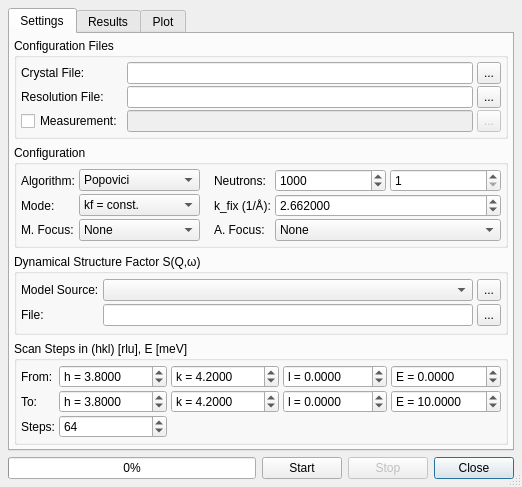
t-weber/takin, file ui/monteconvo.ui: the form before one commit.
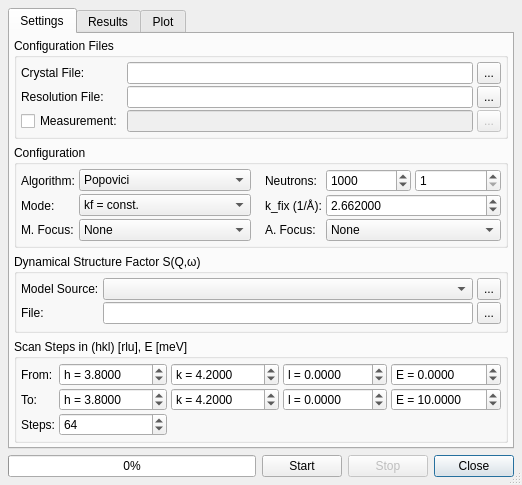
The form after the commit. Custom widgets are drawn as their Qt base class.

The edit to the form file:
```diff
--- a/ui/monteconvo.ui
+++ b/ui/monteconvo.ui
@@ -6,8 +6,8 @@
    <rect>
     <x>0</x>
     <y>0</y>
-    <width>443</width>
-    <height>487</height>
+    <width>439</width>
+    <height>484</height>
    </rect>
   </property>
   <property name="windowTitle">
@@ -427,6 +427,12 @@
           </item>
           <item row="2" column="1">
            <widget class="QComboBox" name="comboFocMono">
+            <property name="sizePolicy">
+             <sizepolicy hsizetype="Preferred" vsizetype="Fixed">
+              <horstretch>2</horstretch>
+              <verstretch>0</verstretch>
+             </sizepolicy>
+            </property>
             <item>
              <property name="text">
               <string>None</string>
@@ -451,6 +457,12 @@
           </item>
           <item row="0" column="1">
            <widget class="QComboBox" name="comboAlgo">
+            <property name="sizePolicy">
+             <sizepolicy hsizetype="Preferred" vsizetype="Fixed">
+              <horstretch>2</horstretch>
+              <verstretch>0</verstretch>
+             </sizepolicy>
+            </property>
             <property name="currentIndex">
              <number>1</number>
             </property>
@@ -473,6 +485,12 @@
           </item>
           <item row="1" column="1">
            <widget class="QComboBox" name="comboFixedK">
+            <property name="sizePolicy">
+             <sizepolicy hsizetype="Preferred" vsizetype="Fixed">
+              <horstretch>2</horstretch>
+              <verstretch>0</verstretch>
+             </sizepolicy>
+            </property>
             <property name="currentIndex">
              <number>1</number>
             </property>
@@ -512,7 +530,7 @@
            <widget class="QSpinBox" name="spinNeutrons">
             <property name="sizePolicy">
              <sizepolicy hsizetype="Preferred" vsizetype="Fixed">
-              <horstretch>0</horstretch>
+              <horstretch>1</horstretch>
               <verstretch>0</verstretch>
              </sizepolicy>
             </property>
@@ -576,7 +594,7 @@
            <widget class="QSpinBox" name="spinSampleSteps">
             <property name="sizePolicy">
              <sizepolicy hsizetype="Preferred" vsizetype="Fixed">
-              <horstretch>0</horstretch>
+              <horstretch>1</horstretch>
               <verstretch>0</verstretch>
              </sizepolicy>
             </property>
@@ -598,7 +616,7 @@
            <widget class="QDoubleSpinBox" name="spinKfix">
             <property name="sizePolicy">
              <sizepolicy hsizetype="Preferred" vsizetype="Fixed">
-              <horstretch>0</horstretch>
+              <horstretch>1</horstretch>
               <verstretch>0</verstretch>
              </sizepolicy>
             </property>
@@ -615,6 +633,12 @@
           </item>
           <item row="2" column="4" colspan="2">
            <widget class="QComboBox" name="comboFocAna">
+            <property name="sizePolicy">
+             <sizepolicy hsizetype="Preferred" vsizetype="Fixed">
+              <horstretch>1</horstretch>
+              <verstretch>0</verstretch>
+             </sizepolicy>
+            </property>
             <item>
              <property name="text">
               <string>None</string>
```
